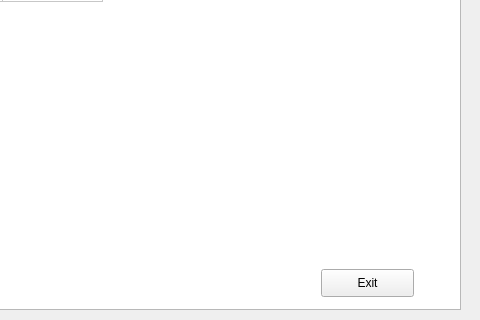
rev-li/PETool, file MainWinDow.ui: the form before one commit; both pictures show x 220 to 700 and y 280 to 600 of the 700 by 600 pixel window.
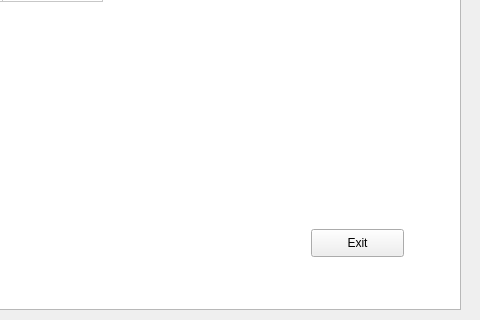
The form after the commit.

Commit message: 一键关闭功能

```diff
--- a/MainWinDow.ui
+++ b/MainWinDow.ui
@@ -214,8 +214,8 @@
    <widget class="QPushButton" name="pushButton">
     <property name="geometry">
      <rect>
-      <x>420</x>
-      <y>530</y>
+      <x>410</x>
+      <y>490</y>
       <width>93</width>
       <height>28</height>
      </rect>
```
Left out of the diff: 4 changed lines with no effect on the pictures. The commit also changes 2 other files.
